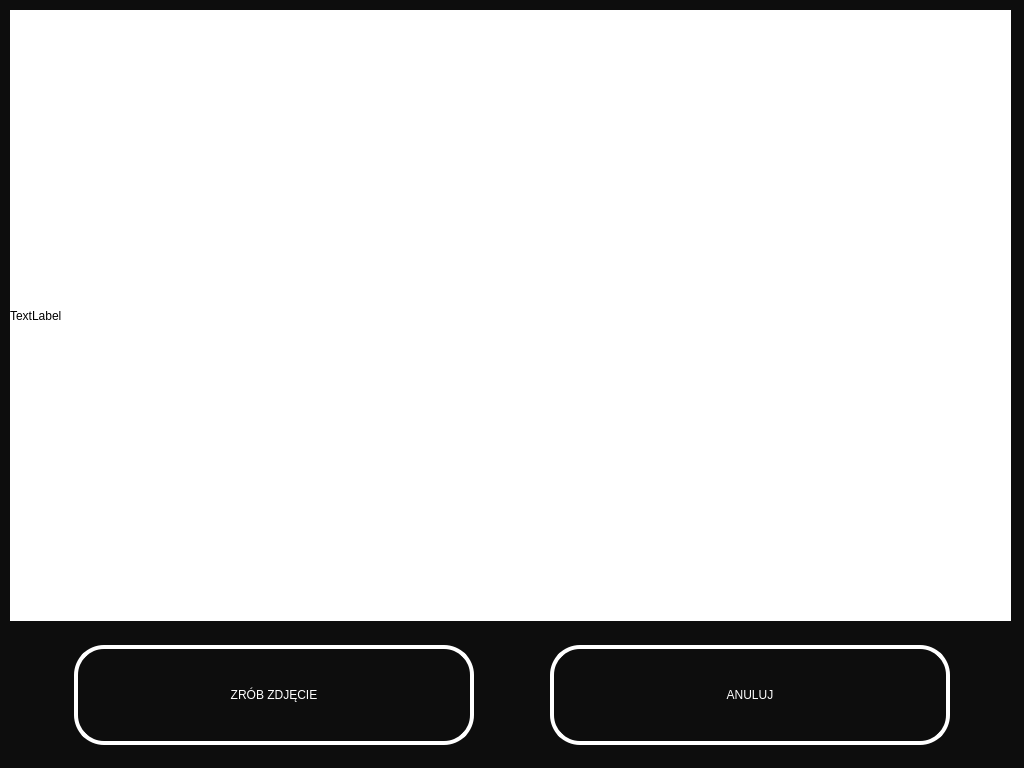
This is Raspberry QT/TakePictureScreen.ui in lukaszwazny/E-kiosk as Qt 5 draws it before an edit. The edited form follows.
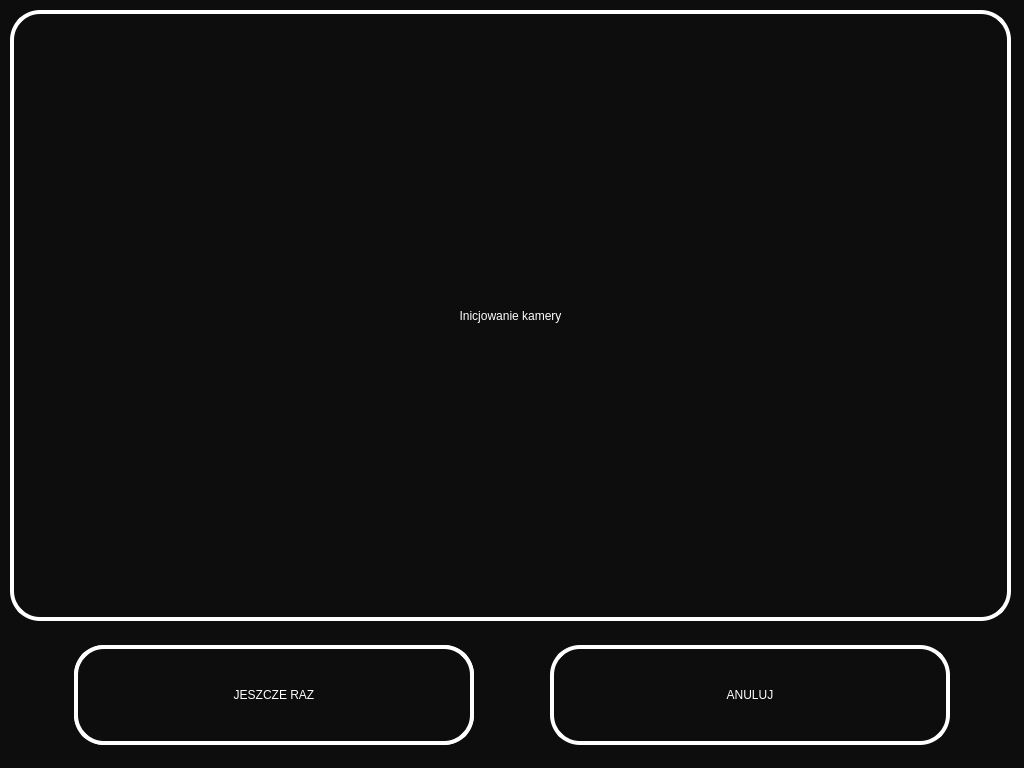
This is the edited form.

The edit to the form file:
```diff
--- a/Raspberry QT/TakePictureScreen.ui
+++ b/Raspberry QT/TakePictureScreen.ui
@@ -26,10 +26,20 @@
     </rect>
    </property>
    <property name="styleSheet">
-    <string notr="true">background-color: rgb(255, 255, 255);</string>
+    <string notr="true">background-color: rgb(13, 13, 13);
+border-style: solid;
+border-width:4px;
+border-radius:30px;
+border-color: white;
+
+font: 75 30pt &quot;Tahoma&quot;;
+color: rgb(255, 255, 255);</string>
    </property>
    <property name="text">
-    <string>TextLabel</string>
+    <string>Inicjowanie kamery</string>
+   </property>
+   <property name="alignment">
+    <set>Qt::AlignCenter</set>
    </property>
   </widget>
   <widget class="QPushButton" name="OK">
@@ -78,6 +88,29 @@
     <string>ANULUJ</string>
    </property>
   </widget>
+  <widget class="QPushButton" name="jeszczeRaz">
+   <property name="geometry">
+    <rect>
+     <x>74</x>
+     <y>645</y>
+     <width>400</width>
+     <height>100</height>
+    </rect>
+   </property>
+   <property name="styleSheet">
+    <string notr="true">background-color: rgb(13, 13, 13);
+border-style: solid;
+border-width:4px;
+border-radius:30px;
+border-color: white;
+
+font: 75 30pt &quot;Tahoma&quot;;
+color: rgb(255, 255, 255);</string>
+   </property>
+   <property name="text">
+    <string>JESZCZE RAZ</string>
+   </property>
+  </widget>
  </widget>
  <resources/>
  <connections/>
```
